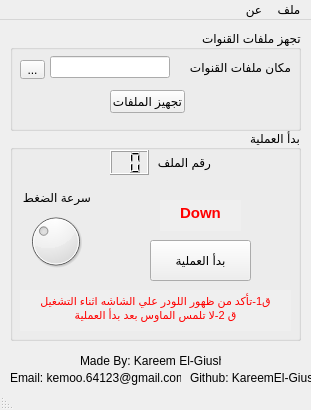
KareemEl-Giushy/Chinese-devices-auto-loader, file main.ui: the form before one commit.
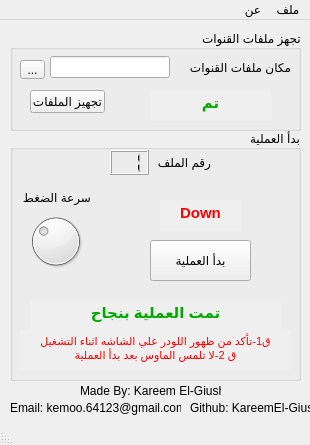
The form after the commit.

Commit message: Finish the LCD Count up

Diff of the .ui file:
```diff
--- a/main.ui
+++ b/main.ui
@@ -6,8 +6,8 @@
    <rect>
     <x>0</x>
     <y>0</y>
-    <width>311</width>
-    <height>410</height>
+    <width>310</width>
+    <height>445</height>
    </rect>
   </property>
   <property name="windowTitle">
@@ -23,7 +23,7 @@
       <x>10</x>
       <y>110</y>
       <width>291</width>
-      <height>211</height>
+      <height>251</height>
      </rect>
     </property>
     <property name="title">
@@ -90,9 +90,15 @@
       </item>
       <item>
        <widget class="QLCDNumber" name="fileNumber">
+        <property name="smallDecimalPoint">
+         <bool>false</bool>
+        </property>
         <property name="digitCount">
          <number>2</number>
         </property>
+        <property name="intValue" stdset="0">
+         <number>1</number>
+        </property>
        </widget>
       </item>
      </layout>
@@ -136,7 +142,7 @@
      <property name="geometry">
       <rect>
        <x>10</x>
-       <y>160</y>
+       <y>200</y>
        <width>271</width>
        <height>41</height>
       </rect>
@@ -152,6 +158,29 @@
 &lt;p align=&quot;center&quot; style=&quot; margin-top:12px; margin-bottom:12px; margin-left:0px; margin-right:0px; -qt-block-indent:0; text-indent:0px;&quot;&gt;&lt;span style=&quot; font-size:8pt; color:#ff0000;&quot;&gt;ق1-تأكد من ظهور اللودر علي الشاشه اثناء التشغيل           ق 2-لا تلمس الماوس بعد بدأ العملية&lt;/span&gt;&lt;/p&gt;&lt;/body&gt;&lt;/html&gt;</string>
      </property>
     </widget>
+    <widget class="QTextBrowser" name="statusOperation">
+     <property name="enabled">
+      <bool>false</bool>
+     </property>
+     <property name="geometry">
+      <rect>
+       <x>20</x>
+       <y>170</y>
+       <width>251</width>
+       <height>31</height>
+      </rect>
+     </property>
+     <property name="frameShape">
+      <enum>QFrame::NoFrame</enum>
+     </property>
+     <property name="html">
+      <string>&lt;!DOCTYPE HTML PUBLIC &quot;-//W3C//DTD HTML 4.0//EN&quot; &quot;http://www.w3.org/TR/REC-html40/strict.dtd&quot;&gt;
+&lt;html&gt;&lt;head&gt;&lt;meta name=&quot;qrichtext&quot; content=&quot;1&quot; /&gt;&lt;style type=&quot;text/css&quot;&gt;
+p, li { white-space: pre-wrap; }
+&lt;/style&gt;&lt;/head&gt;&lt;body style=&quot; font-family:'MS Shell Dlg 2'; font-size:8.25pt; font-weight:400; font-style:normal;&quot;&gt;
+&lt;p align=&quot;center&quot; style=&quot; margin-top:12px; margin-bottom:12px; margin-left:0px; margin-right:0px; -qt-block-indent:0; text-indent:0px;&quot;&gt;&lt;span style=&quot; font-size:11pt; font-weight:600; color:#00aa00;&quot;&gt;تمت العملية بنجاح&lt;/span&gt;&lt;/p&gt;&lt;/body&gt;&lt;/html&gt;</string>
+     </property>
+    </widget>
    </widget>
    <widget class="QGroupBox" name="groupBox_2">
     <property name="geometry">
@@ -184,7 +213,7 @@
     <widget class="QPushButton" name="prepareFiles">
      <property name="geometry">
       <rect>
-       <x>100</x>
+       <x>20</x>
        <y>60</y>
        <width>75</width>
        <height>23</height>
@@ -219,12 +248,35 @@
       </item>
      </layout>
     </widget>
+    <widget class="QTextBrowser" name="statusPrepare">
+     <property name="enabled">
+      <bool>false</bool>
+     </property>
+     <property name="geometry">
+      <rect>
+       <x>140</x>
+       <y>60</y>
+       <width>121</width>
+       <height>31</height>
+      </rect>
+     </property>
+     <property name="frameShape">
+      <enum>QFrame::NoFrame</enum>
+     </property>
+     <property name="html">
+      <string>&lt;!DOCTYPE HTML PUBLIC &quot;-//W3C//DTD HTML 4.0//EN&quot; &quot;http://www.w3.org/TR/REC-html40/strict.dtd&quot;&gt;
+&lt;html&gt;&lt;head&gt;&lt;meta name=&quot;qrichtext&quot; content=&quot;1&quot; /&gt;&lt;style type=&quot;text/css&quot;&gt;
+p, li { white-space: pre-wrap; }
+&lt;/style&gt;&lt;/head&gt;&lt;body style=&quot; font-family:'MS Shell Dlg 2'; font-size:8.25pt; font-weight:400; font-style:normal;&quot;&gt;
+&lt;p align=&quot;center&quot; style=&quot; margin-top:0px; margin-bottom:0px; margin-left:0px; margin-right:0px; -qt-block-indent:0; text-indent:0px;&quot;&gt;&lt;span style=&quot; font-size:11pt; font-weight:600; color:#00aa00;&quot;&gt;تم&lt;/span&gt;&lt;/p&gt;&lt;/body&gt;&lt;/html&gt;</string>
+     </property>
+    </widget>
    </widget>
    <widget class="QLabel" name="label_4">
     <property name="geometry">
      <rect>
       <x>80</x>
-      <y>330</y>
+      <y>360</y>
       <width>141</width>
       <height>21</height>
      </rect>
@@ -237,7 +289,7 @@
     <property name="geometry">
      <rect>
       <x>10</x>
-      <y>350</y>
+      <y>380</y>
       <width>171</width>
       <height>16</height>
      </rect>
@@ -250,7 +302,7 @@
     <property name="geometry">
      <rect>
       <x>190</x>
-      <y>350</y>
+      <y>380</y>
       <width>121</width>
       <height>16</height>
      </rect>
@@ -265,7 +317,7 @@
     <rect>
      <x>0</x>
      <y>0</y>
-     <width>311</width>
+     <width>310</width>
      <height>21</height>
     </rect>
    </property>
```
The commit also changes 1 other file.
